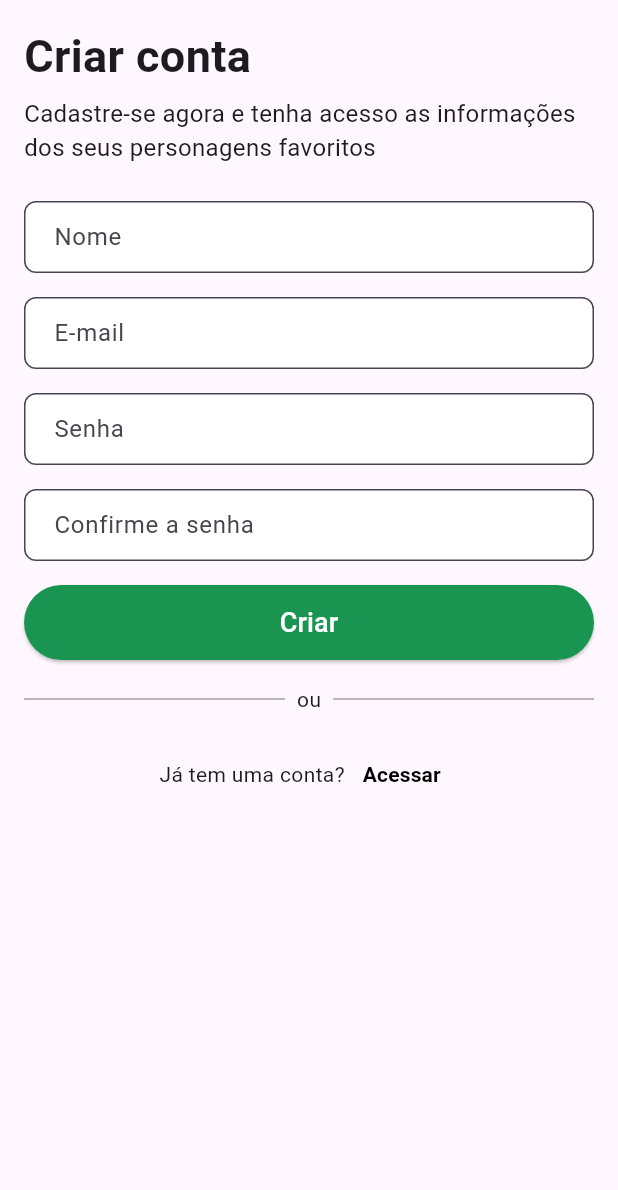
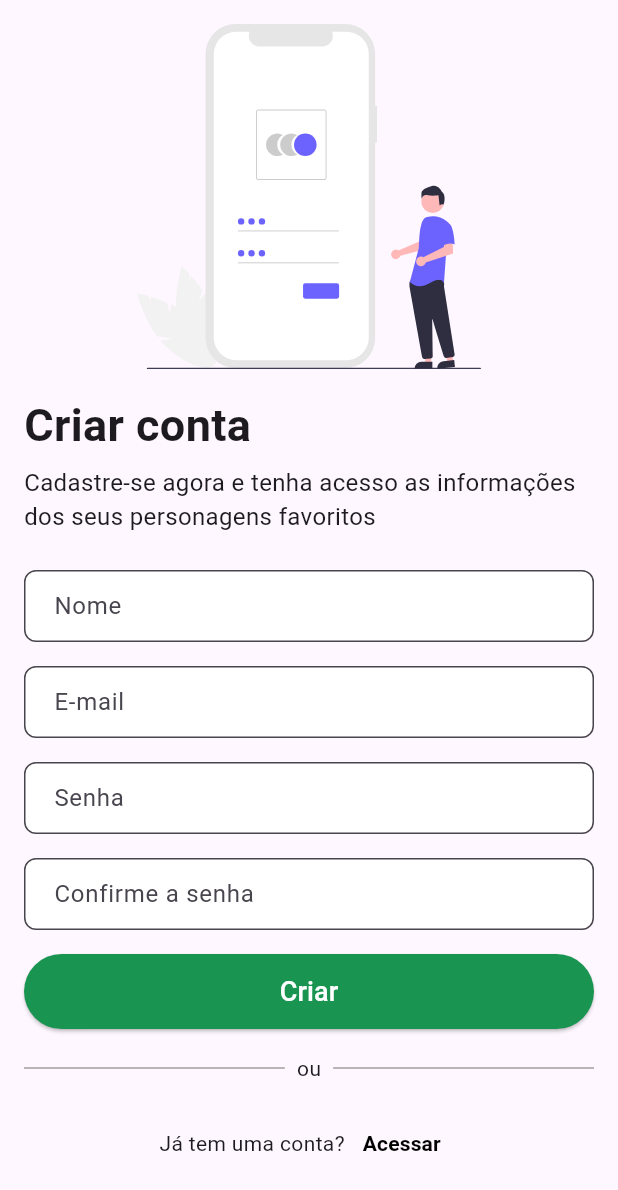
Before and after one commit to WillianMedeiros14/characters, a Flutter app: the SignUpPage screen opened directly, on a phone screen of 412 x 824 dp. Shown: the top 1190 px of the screen. Run offline on Flutter 3.47's test engine with Material 3 defaults, Android fonts, the phone set to English and light mode, and no system bars; our stand-ins replace dio, flutter_mobx, flutter_svg, logger, mobx, sqflite; accounts and stored records are empty; generated files the repository leaves out were written again.

Commit message:
feature: spacing screen SignUpPage

```diff
--- a/lib/features/login/presentation/pages/sign_up_dart.dart
+++ b/lib/features/login/presentation/pages/sign_up_dart.dart
@@ -1,6 +1,7 @@
 import 'package:alura_quest/features/characterCreation/presentation/widgets/textForm_field_widget.dart';
 import 'package:alura_quest/features/login/presentation/widgets/line_separate_or_widget.dart';
 import 'package:flutter/material.dart';
+import 'package:flutter_svg/svg.dart';
 
 class SignUpPage extends StatefulWidget {
   const SignUpPage({super.key});
@@ -34,6 +35,16 @@ class _SignUpPageState extends State<SignUpPage> {
               child: Column(
                 crossAxisAlignment: CrossAxisAlignment.start,
                 children: [
+                  SizedBox(
+                    height: 230,
+                    child: SvgPicture.asset(
+                      'assets/images/login.svg',
+                      semanticsLabel: 'Dart Logo',
+                    ),
+                  ),
+                  const SizedBox(
+                    height: 16,
+                  ),
                   const Text(
                     "Criar conta",
                     style: TextStyle(
```
